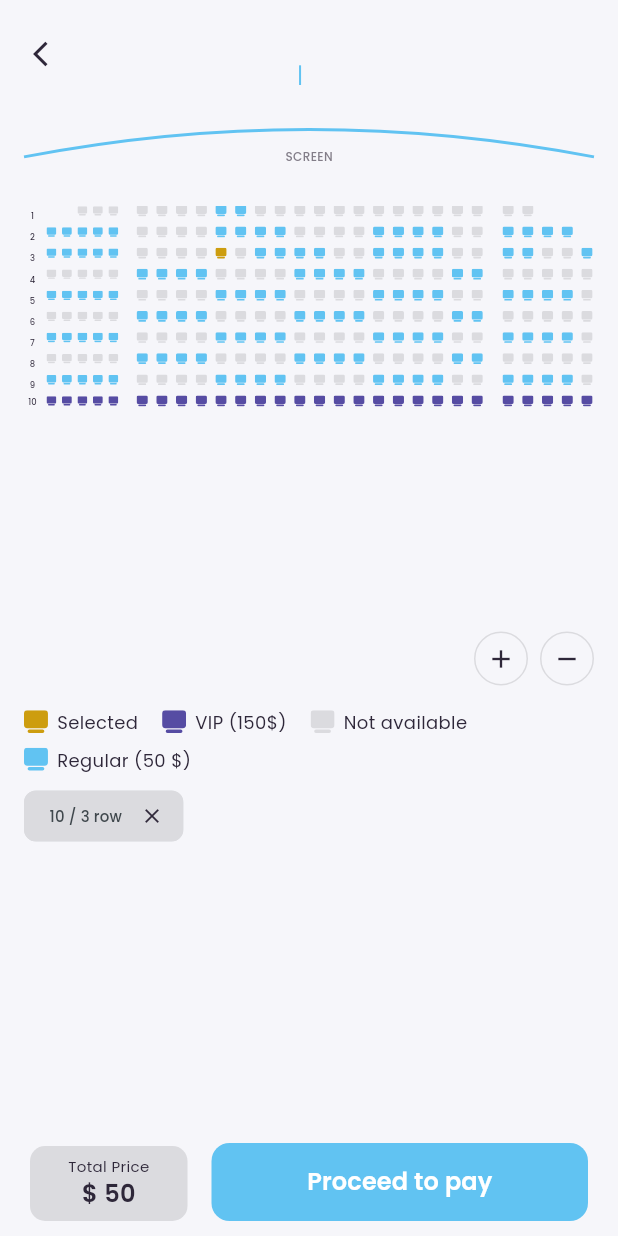
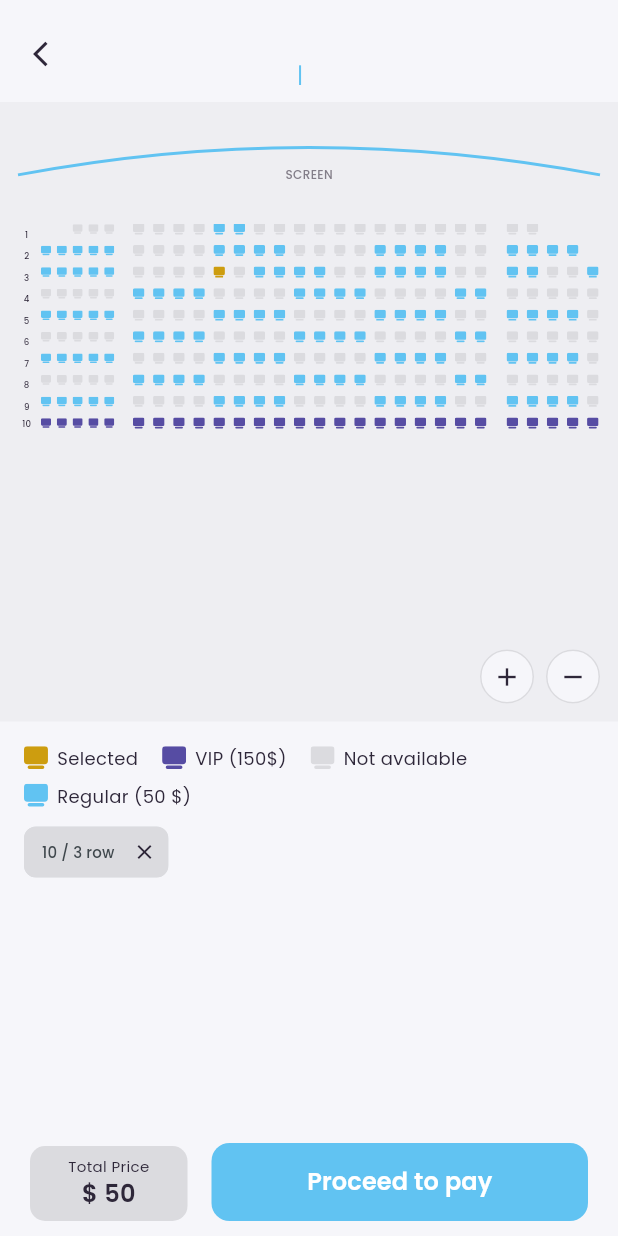
Before and after one commit to JabbarKakar/tentwenty_task, a Flutter app: the SeatSelectionScreen screen opened directly with empty values, on a phone screen of 412 x 824 dp. Run offline on Flutter 3.47's test engine with Material 3 defaults, Android fonts, the phone set to English and light mode, and no system bars; our stand-ins replace dio, flutter_svg, webview_flutter; missing offline and left inert: webview_flutter_android; network calls fail.

Commit message:
By Jabbar, Seat screen updated

```diff
--- a/lib/presentation/screens/seat_selection_screen.dart
+++ b/lib/presentation/screens/seat_selection_screen.dart
@@ -243,13 +243,25 @@ class _SeatSelectionScreenState extends State<SeatSelectionScreen> {
             _buildHeader(),
             Expanded(
               child: SingleChildScrollView(
-                padding: const EdgeInsets.symmetric(horizontal: 16),
                 child: Column(
                   crossAxisAlignment: CrossAxisAlignment.start,
+                  children: [
+                    Container(
+                      decoration: BoxDecoration(
+                        color: AppColors.borderLight.withOpacity(.3),
+                        borderRadius: BorderRadius.circular(0),
+                      ),
+                      padding: const EdgeInsets.all(12),
+                      child: Column(
+                        mainAxisSize: MainAxisSize.min,
+                        crossAxisAlignment: CrossAxisAlignment.stretch,
                         children: [
                           _buildScreenCurve(),
                           const SizedBox(height: 8),
                           _buildSeatMap(),
+                        ],
+                      ),
+                    ),
                     const SizedBox(height: 16),
                     _buildLegend(),
                     const SizedBox(height: 12),
@@ -379,7 +391,7 @@ class _SeatSelectionScreenState extends State<SeatSelectionScreen> {
         child: Container(
           width: 36,
           height: 36,
-          decoration: BoxDecoration(border: Border.all(color: AppColors.borderLight), shape: .circle),
+          decoration: BoxDecoration(border: Border.all(color: AppColors.borderLight), shape: BoxShape.circle),
           child: Icon(icon, size: 20, color: AppColors.primaryDark),
         ),
       ),
@@ -476,7 +488,9 @@ class _SeatSelectionScreenState extends State<SeatSelectionScreen> {
   }
 
   Widget _buildLegend() {
-    return Wrap(
+    return Padding(
+      padding: const EdgeInsets.symmetric(horizontal: 16),
+      child: Wrap(
         spacing: 16,
         runSpacing: 8,
         children: [
@@ -485,6 +499,7 @@ class _SeatSelectionScreenState extends State<SeatSelectionScreen> {
           _legendItem(_cUnavail, 'Not available'),
           _legendItem(_cAvail, 'Regular (${widget.priceRegular} \$)'),
         ],
+      ),
     );
   }
 
@@ -510,9 +525,11 @@ class _SeatSelectionScreenState extends State<SeatSelectionScreen> {
   Widget _buildSelectedChips() {
     final list = _selectedSeats;
     if (list.isEmpty) return const SizedBox.shrink();
-    return Wrap(
+    return Padding(
+      padding: const EdgeInsets.symmetric(horizontal: 16),
+      child: Wrap(
         spacing: 8,
-      runSpacing: 8,
+        runSpacing: 2,
         children: list.map((s) {
           return Chip(
             label: Text(
@@ -522,11 +539,12 @@ class _SeatSelectionScreenState extends State<SeatSelectionScreen> {
             deleteIcon: const Icon(Icons.close, size: 16, color: AppColors.primaryDark),
             onDeleted: () => _removeSeat(s.r, s.c),
             materialTapTargetSize: MaterialTapTargetSize.shrinkWrap,
-          padding: const EdgeInsets.symmetric(horizontal: 8, vertical: 4),
+            padding: const EdgeInsets.symmetric(horizontal: 3, vertical: 4),
             backgroundColor: AppColors.borderLight,
             side: const BorderSide(color: AppColors.borderLight),
           );
         }).toList(),
+      ),
     );
   }
 
@@ -546,7 +564,7 @@ class _SeatSelectionScreenState extends State<SeatSelectionScreen> {
             child: Column(
               mainAxisSize: MainAxisSize.min,
               crossAxisAlignment: CrossAxisAlignment.center,
-              mainAxisAlignment: .center,
+              mainAxisAlignment: MainAxisAlignment.center,
               children: [
                 const Text(
                   'Total Price',
```
Lines whose indentation alone changed are shown as unchanged.
